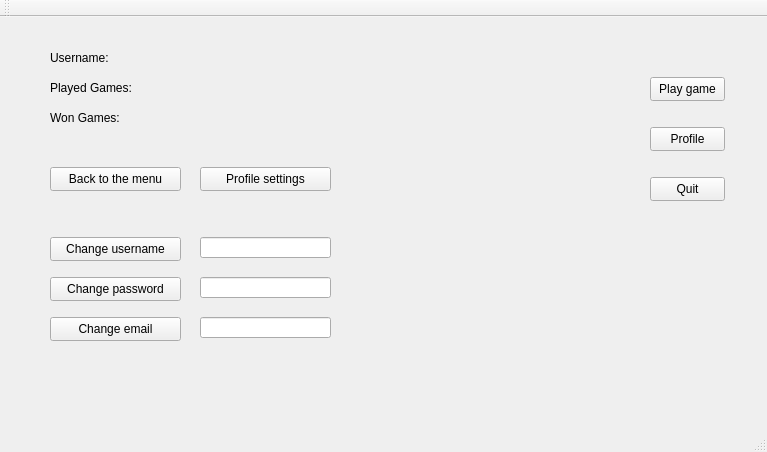
AndreiAndreea/TriviadorMCpp, file Triviador/Triviador/Triviador.ui: the form before one commit.
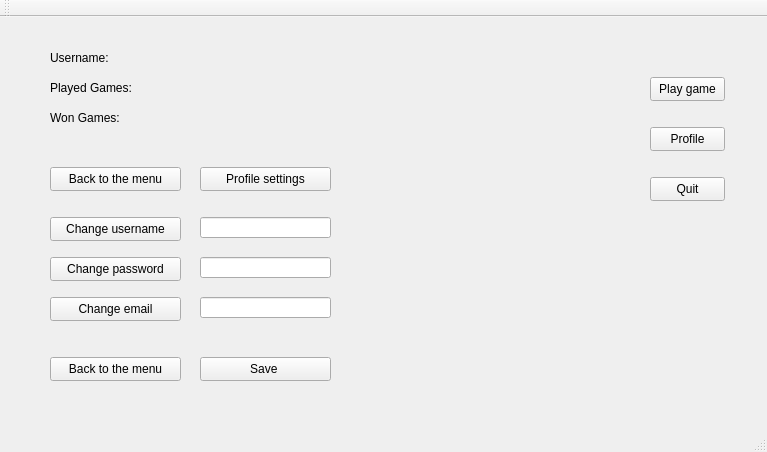
The form after the commit.

Commit message: Added a backToMenu push button(with implementation) and a save push button in profile settings ui. Added a CreatMapCustomMode function that sets the values given from the user when it comes to a customize game. With the input given from the user a customize map is drawn. Depending on the number of players, the other values as number of rounds, map height and map width are automatically determined, however the user can still modify them.

```diff
--- a/Triviador/Triviador/Triviador.ui
+++ b/Triviador/Triviador/Triviador.ui
@@ -142,9 +142,9 @@
     <property name="geometry">
      <rect>
       <x>20</x>
-      <y>210</y>
-      <width>351</width>
-      <height>161</height>
+      <y>190</y>
+      <width>391</width>
+      <height>191</height>
      </rect>
     </property>
     <widget class="QPushButton" name="changeUsernamePushButton">
@@ -216,6 +216,32 @@
       <string>Change email</string>
      </property>
     </widget>
+    <widget class="QPushButton" name="backToMenuFromProfileSettingsButton">
+     <property name="geometry">
+      <rect>
+       <x>30</x>
+       <y>150</y>
+       <width>131</width>
+       <height>24</height>
+      </rect>
+     </property>
+     <property name="text">
+      <string>Back to the menu</string>
+     </property>
+    </widget>
+    <widget class="QPushButton" name="saveProfileSettingsPushButton">
+     <property name="geometry">
+      <rect>
+       <x>180</x>
+       <y>150</y>
+       <width>131</width>
+       <height>24</height>
+      </rect>
+     </property>
+     <property name="text">
+      <string>Save </string>
+     </property>
+    </widget>
    </widget>
   </widget>
   <widget class="QMenuBar" name="menuBar">
```
Left out of the diff: 2 changed lines with no effect on the pictures. The commit also changes 8 other files.
